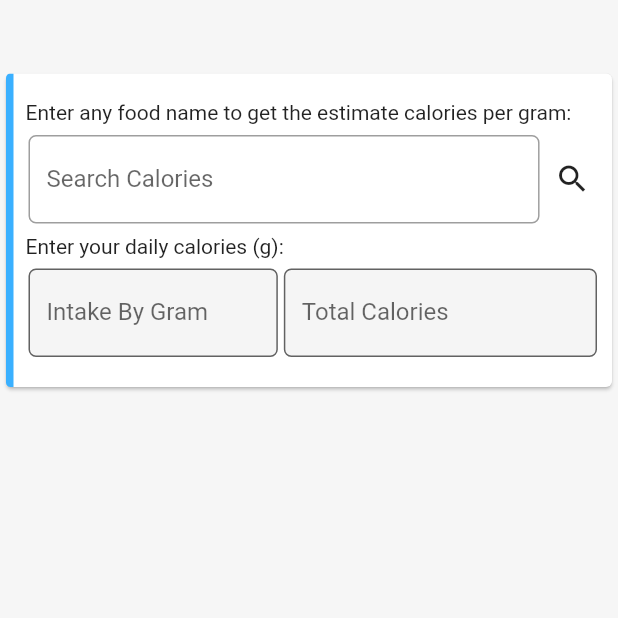
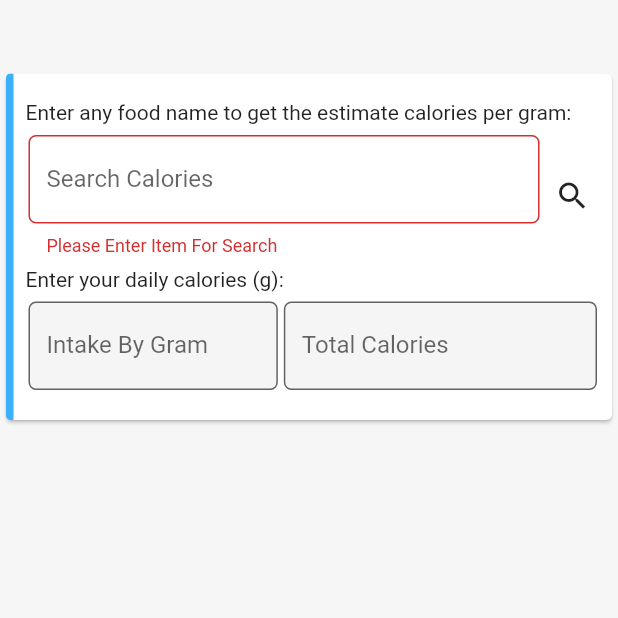
Before and after one commit to ndduc/CalTracker, a Flutter app: the UpsertCalView screen opened directly with empty values, after a tap on the "search" icon, on a phone screen of 412 x 824 dp, the top half of it. Run offline on Flutter 3.47's test engine with Material 2 defaults, Android fonts, the phone set to English and light mode, and no system bars; our stand-ins replace bloc, equatable, fl_chart, flutter_bloc, flutter_spinkit, shared_preferences; missing offline and left inert: easy_mask; accounts and stored records are empty.

Commit message:
more ui updated

```diff
--- a/lib/View/Calo/UpsertCalView.dart
+++ b/lib/View/Calo/UpsertCalView.dart
@@ -33,7 +33,8 @@ class _View extends State<UpsertCalView> {
   TextEditingController eTTotalCal = TextEditingController();
   TextEditingController eTCustomName = TextEditingController();
   TextEditingController eTEstCal = TextEditingController();
-  // var formKey = GlobalKey<FormState>();
+  var formKeyAdd = GlobalKey<FormState>();
+  var formKeySearch = GlobalKey<FormState>();
 
   @override
   void initState() {
@@ -49,29 +50,22 @@ class _View extends State<UpsertCalView> {
   void appBaseEvent(MainState state) {
     // Executing Generic State
     if (state is GenericInitialState) {
-      print("1");
     } else if (state is GenericLoadingState) {
-      print("2");
     } else if (state is GenericLoadedState) {
-      print("3");
       isCustom = state.genericBool as bool;
     }else if (state is GenericErrorState) {
-      print("4");
     }
   }
 
   void appFoodEvent(MainState state) {
     // Executing Generic State
     if (state is GetFoodInitState) {
-      print("5");
       isLoadingGetRoutine = false;
       isFoodFound = false;
     } else if (state is GetFoodLoadingState) {
-      print("6");
       isLoadingGetRoutine = true;
       isFoodFound = false;
     } else if (state is GetFoodLoadedState) {
-      print("7");
       foodObjects = state.foods;
       if (foodObjects.listFood.isNotEmpty) {
         isFoodFound = true;
@@ -82,7 +76,6 @@ class _View extends State<UpsertCalView> {
     }
     else if (state is GetFoodErrorState) {
       print(state.error);
-      print("8");
       isFoodFound = false;
       isLoadingGetRoutine = false;
     }
@@ -90,13 +83,10 @@ class _View extends State<UpsertCalView> {
 
   void appRoutineEvent(MainState state) {
     if (state is AddRoutineInitState) {
-      print("9");
       isLoadingAddRoutine = false;
     } else if (state is AddRoutineLoadingState) {
-      print("10");
       isLoadingAddRoutine = true;
     } else if (state is AddRoutineLoadedState) {
-      print("11");
       if (state.isSucessful) {
 
       } else {
@@ -104,7 +94,6 @@ class _View extends State<UpsertCalView> {
       }
       isLoadingAddRoutine = false;
     }else if (state is AddRoutineErrorState) {
-      print("12");
       isLoadingAddRoutine = false;
     }
   }
@@ -263,7 +252,9 @@ class _View extends State<UpsertCalView> {
       willShowButton = false;
     }
 
-    return Row(
+    return Form(
+        key: formKeyAdd,
+        child: Row(
           children: [
             Expanded(
               flex: 4,
@@ -276,6 +267,13 @@ class _View extends State<UpsertCalView> {
                 mask: false,
                 onChange: (value) {
                   CalculateCalWithIntake(value);
+                },
+                validations: (value) {
+                  if(eTIntake.text.isNotEmpty) {
+                    return null;
+                  } else {
+                    return "Please Provide Your Intake Calories";
+                  }
                 },
               ),
             ),
@@ -296,11 +294,15 @@ class _View extends State<UpsertCalView> {
               child: isLoadingAddRoutine ? ShareSpinner() : IconButton(
                 icon: Icon(Icons.add),
                 onPressed: () {
+                  bool val = formKeyAdd.currentState!.validate();
+                  if (val) {
                     addCaloriesEvent();
+                  }
                 },
               ),
             )
           ],
+        )
     );
   }
 
@@ -319,7 +321,9 @@ class _View extends State<UpsertCalView> {
 
   Widget ApiOrCustom() {
     if (!isCustom) {
-      return Row(
+      return Form(
+          key: formKeySearch,
+          child: Row(
             children: [
               Expanded(
                   flex: 9,
@@ -330,7 +334,14 @@ class _View extends State<UpsertCalView> {
                       hintText: "Enter text to search for approx. cal",
                       isMask: false,
                       isNumber:false,
-                  mask: false
+                      mask: false,
+                      validations: (value) {
+                        if(eTSearchQuery.text.isNotEmpty) {
+                          return null;
+                        } else {
+                          return "Please Enter Item For Search";
+                        }
+                      },
                   )
               ),
               Expanded(
@@ -340,16 +351,19 @@ class _View extends State<UpsertCalView> {
                 IconButton(
                   icon: Icon(Icons.search),
                   onPressed: () {
-                print("TEST");
+                    bool val = formKeySearch.currentState!.validate();
+                    if (val) {
                       Map<String, dynamic> param = {
                         "query": eTSearchQuery.text
                       };
                       context.read<MainBloc>().add(MainParam.GetFood(eventStatus: MainEvent.Event_NinjaFood_Get, param:param));
 
+                    }
                   },
                 ),
               )
             ],
+          )
       );
     } else {
       return Column(
```
Also changed, not shown: lib/View/Login/LoginView.dart (+6 -2 lines), lib/View/User/UserUpdate.dart (+29 -5 lines). Lines whose indentation alone changed are shown as unchanged.
